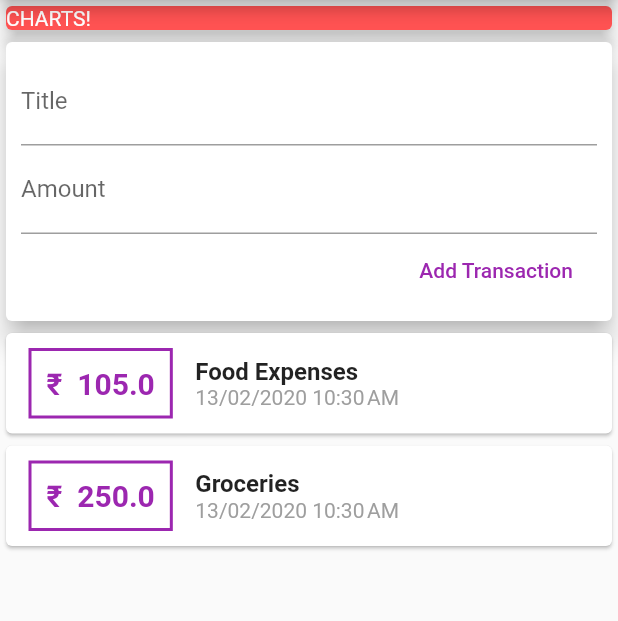
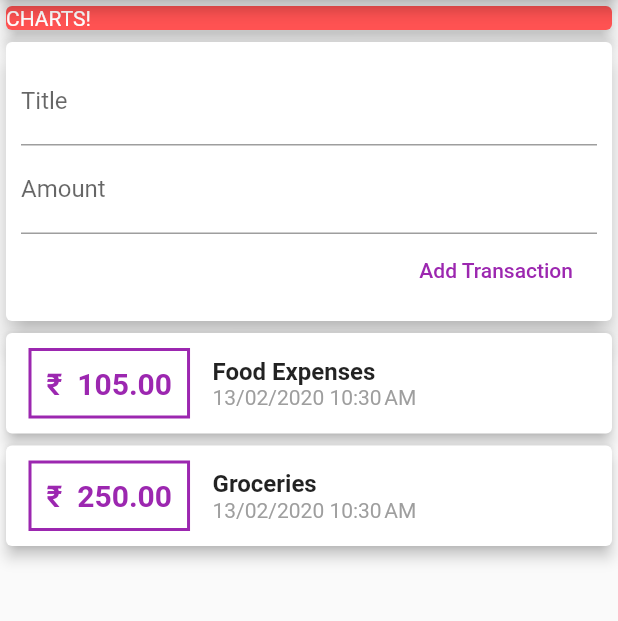
Before and after one commit to nagpalShaurya/Personal-Expense-Manager, a Flutter app: the screen it shows after launch, after a tap on "Add Transaction", on a phone screen of 412 x 824 dp, the part 84-705 px from its top. Run offline on Flutter 3.47's test engine with Material 2 defaults, Android fonts, the phone set to English and light mode, and no system bars.

Commit message:
updated ui added new transaction feature

```diff
--- a/lib/main.dart
+++ b/lib/main.dart
@@ -31,7 +31,8 @@ class MyHomePage extends StatelessWidget {
         title: Text('Expense Manager'),
         backgroundColor: Colors.redAccent,
       ),
-      body: Column(
+      body: SingleChildScrollView(
+              child: Column(
 
           crossAxisAlignment: CrossAxisAlignment.stretch,
           mainAxisAlignment: MainAxisAlignment.start,
@@ -57,6 +58,7 @@ class MyHomePage extends StatelessWidget {
 
         ],
         ),
+      ),
     );
   }
 }
--- a/lib/widgets/new_transaction.dart
+++ b/lib/widgets/new_transaction.dart
@@ -8,6 +8,20 @@ class NewTransaction extends StatelessWidget {
 
   NewTransaction(this.addTx);
 
+void submitData()
+{
+  final enteredTitle = titlecontroller.text;
+  final enteredAmount = double.parse(amountcontroller.text);
+
+  if(enteredTitle.isEmpty || enteredAmount<=0) {
+    return;
+  }
+    addTx(
+        titlecontroller.text,
+        double.parse(amountcontroller.text)
+    );
+
+}
   @override
   Widget build(BuildContext context) {
     return Card(
@@ -23,11 +37,13 @@ class NewTransaction extends StatelessWidget {
                   // onChanged: (value) {
                   //   titleInput = value;
                   // },
+                  onSubmitted:(_) => submitData(),
                   controller: titlecontroller,
                   ),
                 TextField(
                   decoration: InputDecoration(labelText: 'Amount'),
                   keyboardType: TextInputType.number,
+                  onSubmitted:(_) => submitData(),
                   // onChanged: (value) {
                   //   amountInput = value;
                   // },
@@ -36,12 +52,7 @@ class NewTransaction extends StatelessWidget {
 
                   FlatButton(
                     textColor: Colors.purple,
-                    onPressed: (){
-                      addTx(
-                        titlecontroller.text,
-                        double.parse(amountcontroller.text)
-                        );
-                    },
+                    onPressed: () => submitData(),
                     child: Text('Add Transaction'))
               ],
         ),
--- a/lib/widgets/transaction_list.dart
+++ b/lib/widgets/transaction_list.dart
@@ -10,8 +10,12 @@ TransactionList(this.trans);
 
  @override
   Widget build(BuildContext context) {
-    return Column(children: trans.map((tx) {
+    return Container(
+      height: 300,
+      child: ListView.builder(
+        itemBuilder: (ctx,index) {
           return Card (
+                elevation: 4,
                 child: Row(children: <Widget>[
                       Container (
                         margin: EdgeInsets.symmetric(
@@ -25,7 +29,7 @@ TransactionList(this.trans);
                             ),
                           ),
                         padding: EdgeInsets.all(10),
-                    child: Text('₹  ' + tx.amount.toString(),
+                        child: Text('₹  ' + NumberFormat('#,###.00').format(trans[index].amount),
                         style: TextStyle(
                           fontWeight: FontWeight.bold,
                           fontSize: 20,
@@ -38,22 +42,23 @@ TransactionList(this.trans);
                         crossAxisAlignment: CrossAxisAlignment.start,
                         children: <Widget>[
                         Text(
-                      tx.title,
+                          trans[index].title,
                           style: TextStyle(
                             fontSize: 16,
                             fontWeight: FontWeight.bold,
                           ),
                           ),
                         Text(
-                      DateFormat('dd/MM/yyyy').add_jm().format(tx.date),
+                          DateFormat('dd/MM/yyyy').add_jm().format(trans[index].date),
                           style: TextStyle(color: Colors.grey),
                         ),
                       ],
                       ),
                 ],),
                 );
-
-        }).toList(),
+        },
+        itemCount: trans.length,
+  ),
     );
   }
 }
```
Lines whose indentation alone changed are shown as unchanged.
